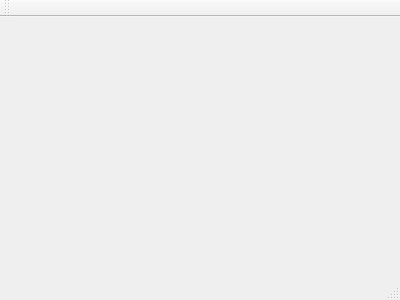
Qt form graphcut/MainWindow.ui (chaubold/scrapyard) before a commit.
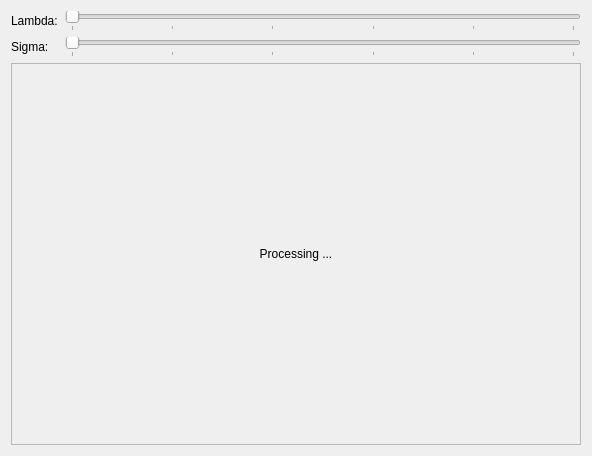
The same form after that commit.

Commit message: Add Qt widget layout. Make it display the result image. Add slider callbacks. Result stays static though.

Patch:
```diff
--- a/graphcut/MainWindow.ui
+++ b/graphcut/MainWindow.ui
@@ -1,24 +1,111 @@
 <ui version="4.0">
  <class>MainWindow</class>
- <widget class="QMainWindow" name="MainWindow" >
-  <property name="geometry" >
+ <widget class="QMainWindow" name="MainWindow">
+  <property name="geometry">
    <rect>
     <x>0</x>
     <y>0</y>
-    <width>400</width>
-    <height>300</height>
+    <width>592</width>
+    <height>456</height>
    </rect>
   </property>
   <property name="windowTitle" >
    <string>MainWindow</string>
   </property>
-  <widget class="QMenuBar" name="menuBar" />
-  <widget class="QToolBar" name="mainToolBar" />
-  <widget class="QWidget" name="centralWidget" />
-  <widget class="QStatusBar" name="statusBar" />
+  <widget class="QWidget" name="centralWidget">
+   <layout class="QVBoxLayout" name="verticalLayout">
+    <item>
+     <layout class="QHBoxLayout" name="horizontalLayout_3">
+      <item>
+       <layout class="QVBoxLayout" name="verticalLayout_2">
+        <item>
+         <widget class="QLabel" name="label_3">
+          <property name="text">
+           <string>Lambda:</string>
+          </property>
+         </widget>
+        </item>
+        <item>
+         <widget class="QLabel" name="label_2">
+          <property name="text">
+           <string>Sigma:   </string>
+          </property>
+         </widget>
+        </item>
+       </layout>
+      </item>
+      <item>
+       <layout class="QVBoxLayout" name="verticalLayout_3">
+        <item>
+         <widget class="QSlider" name="lambdaSlider">
+          <property name="maximum">
+           <number>20</number>
+          </property>
+          <property name="orientation">
+           <enum>Qt::Horizontal</enum>
+          </property>
+          <property name="tickPosition">
+           <enum>QSlider::TicksBelow</enum>
+          </property>
+          <property name="tickInterval">
+           <number>4</number>
+          </property>
+         </widget>
+        </item>
+        <item>
+         <widget class="QSlider" name="sigmaSlider">
+          <property name="maximum">
+           <number>5</number>
+          </property>
+          <property name="orientation">
+           <enum>Qt::Horizontal</enum>
+          </property>
+          <property name="tickPosition">
+           <enum>QSlider::TicksBelow</enum>
+          </property>
+          <property name="tickInterval">
+           <number>1</number>
+          </property>
+         </widget>
+        </item>
+       </layout>
+      </item>
+     </layout>
+    </item>
+    <item>
+     <layout class="QHBoxLayout" name="horizontalLayout">
+      <item>
+       <spacer name="verticalSpacer">
+        <property name="orientation">
+         <enum>Qt::Vertical</enum>
+        </property>
+        <property name="sizeHint" stdset="0">
+         <size>
+          <width>0</width>
+          <height>40</height>
+         </size>
+        </property>
+       </spacer>
+      </item>
+      <item>
+       <widget class="QLabel" name="imageLabel">
+        <property name="frameShape">
+         <enum>QFrame::StyledPanel</enum>
+        </property>
+        <property name="text">
+         <string>Processing ...</string>
+        </property>
+        <property name="alignment">
+         <set>Qt::AlignCenter</set>
+        </property>
+       </widget>
+      </item>
+     </layout>
+    </item>
+   </layout>
+  </widget>
  </widget>
- <layoutDefault spacing="6" margin="11" />
- <pixmapfunction></pixmapfunction>
+ <layoutdefault spacing="6" margin="11"/>
  <resources/>
  <connections/>
 </ui>
```
Left out of the diff: 3 changed lines with no effect on the pictures. The commit also changes 5 other files.
